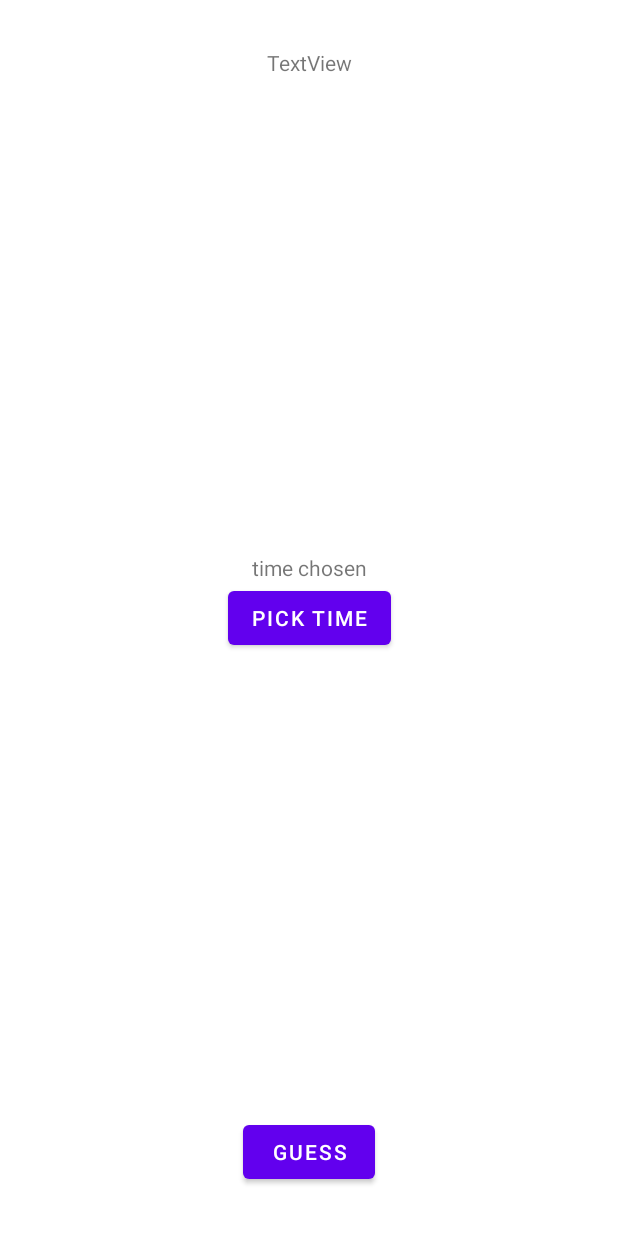
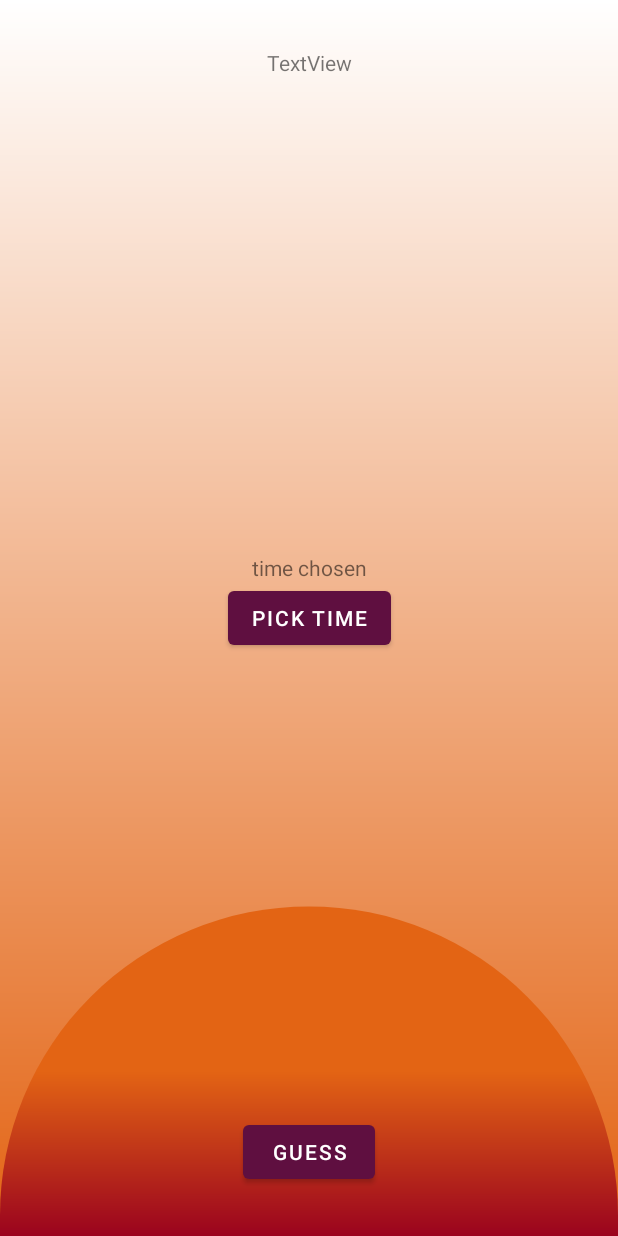
Before and after one commit to Macrid/Sunsetty-Android, an Android app: the layout fragment_guess_in_progress.xml on its own in the app's theme, with its tools: preview values and no code run, on a phone screen of 412 x 824 dp. Run offline under Robolectric (Android 15) with nearby library versions, the phone set to English and light mode, and no system bars; network calls fail.

Commit message:
Början på design

```diff
--- a/app/src/main/AndroidManifest.xml
+++ b/app/src/main/AndroidManifest.xml
@@ -12,6 +12,7 @@
         android:theme="@style/Theme.SunsettyAndroid"
         android:usesCleartextTraffic="true">
 
+
         <activity android:name=".MainActivity">
             <intent-filter>
                 <action android:name="android.intent.action.MAIN" />
--- a/app/src/main/java/com/example/sunsettyandroid/MainActivity.kt
+++ b/app/src/main/java/com/example/sunsettyandroid/MainActivity.kt
@@ -2,6 +2,7 @@ package com.example.sunsettyandroid
 
 import androidx.appcompat.app.AppCompatActivity
 import android.os.Bundle
+import android.view.View
 
 class MainActivity : AppCompatActivity() {
     override fun onCreate(savedInstanceState: Bundle?) {
--- /dev/null
+++ b/app/src/main/res/drawable/gradient_background.xml
@@ -0,0 +1,8 @@
+<?xml version="1.0" encoding="utf-8"?>
+<shape xmlns:android="http://schemas.android.com/apk/res/android">
+    android:shape="rectangle">
+    <gradient
+        android:startColor="#E36414"
+        android:endColor="#FFFFFF"
+        android:angle="90" />
+</shape>
--- /dev/null
+++ b/app/src/main/res/drawable/half_circle.xml
@@ -0,0 +1,16 @@
+<?xml version="1.0" encoding="utf-8"?>
+<shape  xmlns:android="http://schemas.android.com/apk/res/android"
+    android:shape="rectangle">
+    <size
+        android:width="10dp"
+        android:height="5dp"/>
+    <corners
+        android:topLeftRadius="20dp"
+        android:topRightRadius="20dp"/>
+    <gradient
+        android:angle="90"
+        android:startColor="#9A031E"
+        android:centerColor="#E36414"
+        android:endColor="#E36414"
+        android:type="linear" />
+</shape>
--- a/app/src/main/res/layout/fragment_guess_in_progress.xml
+++ b/app/src/main/res/layout/fragment_guess_in_progress.xml
@@ -7,11 +7,34 @@
     android:layout_height="match_parent"
     tools:context=".GuessInProgressFragment">
 
+
+    <ImageView
+        android:id="@+id/imageView3"
+        android:layout_width="0dp"
+        android:layout_height="0dp"
+        android:src="@drawable/gradient_background"
+        app:layout_constraintBottom_toBottomOf="parent"
+        app:layout_constraintEnd_toEndOf="parent"
+        app:layout_constraintStart_toStartOf="parent"
+        app:layout_constraintTop_toTopOf="parent" />
+
+    <ImageView
+        android:id="@+id/imageView2"
+        android:layout_width="0dp"
+        android:layout_height="0dp"
+        android:scaleType="fitEnd"
+        android:src="@drawable/half_circle"
+        app:layout_constraintBottom_toBottomOf="parent"
+        app:layout_constraintEnd_toEndOf="parent"
+        app:layout_constraintStart_toStartOf="parent"
+        app:layout_constraintTop_toTopOf="parent" />
+
     <Button
         android:id="@+id/pickTimeButton"
         android:layout_width="wrap_content"
         android:layout_height="wrap_content"
         android:text="Pick time"
+        app:backgroundTint="@color/tyrian_purple"
         app:layout_constraintBottom_toBottomOf="parent"
         app:layout_constraintEnd_toEndOf="parent"
         app:layout_constraintStart_toStartOf="parent"
@@ -32,6 +55,7 @@
         android:layout_height="wrap_content"
         android:layout_marginBottom="32dp"
         android:text="Guess"
+        app:backgroundTint="@color/tyrian_purple"
         app:layout_constraintBottom_toBottomOf="parent"
         app:layout_constraintEnd_toEndOf="parent"
         app:layout_constraintStart_toStartOf="parent" />
@@ -55,4 +79,5 @@
         app:layout_constraintEnd_toEndOf="parent"
         app:layout_constraintStart_toStartOf="parent"
         app:layout_constraintTop_toTopOf="parent" />
+
 </androidx.constraintlayout.widget.ConstraintLayout>
--- a/app/src/main/res/values-night/themes.xml
+++ b/app/src/main/res/values-night/themes.xml
@@ -1,6 +1,6 @@
 <resources xmlns:tools="http://schemas.android.com/tools">
     <!-- Base application theme. -->
-    <style name="Theme.SunsettyAndroid" parent="Theme.MaterialComponents.DayNight.DarkActionBar">
+    <style name="Theme.SunsettyAndroid" parent="Theme.MaterialComponents.DayNight.NoActionBar">
         <!-- Primary brand color. -->
         <item name="colorPrimary">@color/purple_200</item>
         <item name="colorPrimaryVariant">@color/purple_700</item>
--- a/app/src/main/res/values/colors.xml
+++ b/app/src/main/res/values/colors.xml
@@ -5,6 +5,12 @@
     <color name="purple_700">#FF3700B3</color>
     <color name="teal_200">#FF03DAC5</color>
     <color name="teal_700">#FF018786</color>
+
+    <color name="tyrian_purple">#5F0F40</color>
+    <color name="ruby_red">#9A031E</color>
+    <color name="dark_orange">#FB8B24</color>
+    <color name="spanish_orange">#E36414</color>
+
     <color name="black">#FF000000</color>
     <color name="white">#FFFFFFFF</color>
 </resources>
--- a/app/src/main/res/values/themes.xml
+++ b/app/src/main/res/values/themes.xml
@@ -1,6 +1,6 @@
 <resources xmlns:tools="http://schemas.android.com/tools">
     <!-- Base application theme. -->
-    <style name="Theme.SunsettyAndroid" parent="Theme.MaterialComponents.DayNight.DarkActionBar">
+    <style name="Theme.SunsettyAndroid" parent="Theme.MaterialComponents.DayNight.NoActionBar">
         <!-- Primary brand color. -->
         <item name="colorPrimary">@color/purple_500</item>
         <item name="colorPrimaryVariant">@color/purple_700</item>
@@ -12,5 +12,6 @@
         <!-- Status bar color. -->
         <item name="android:statusBarColor" tools:targetApi="l">?attr/colorPrimaryVariant</item>
         <!-- Customize your theme here. -->
+        name="AppTheme" parent="Theme.AppCompat.NoActionBar">
     </style>
 </resources>
```
Also changed, not shown: app/src/main/res/drawable/rounded_corner.xml (added, +9 -0 lines), app/src/main/res/layout/fragment_before_start.xml (+26 -2 lines), app/src/main/res/drawable/citysunset2.jpeg (added).
